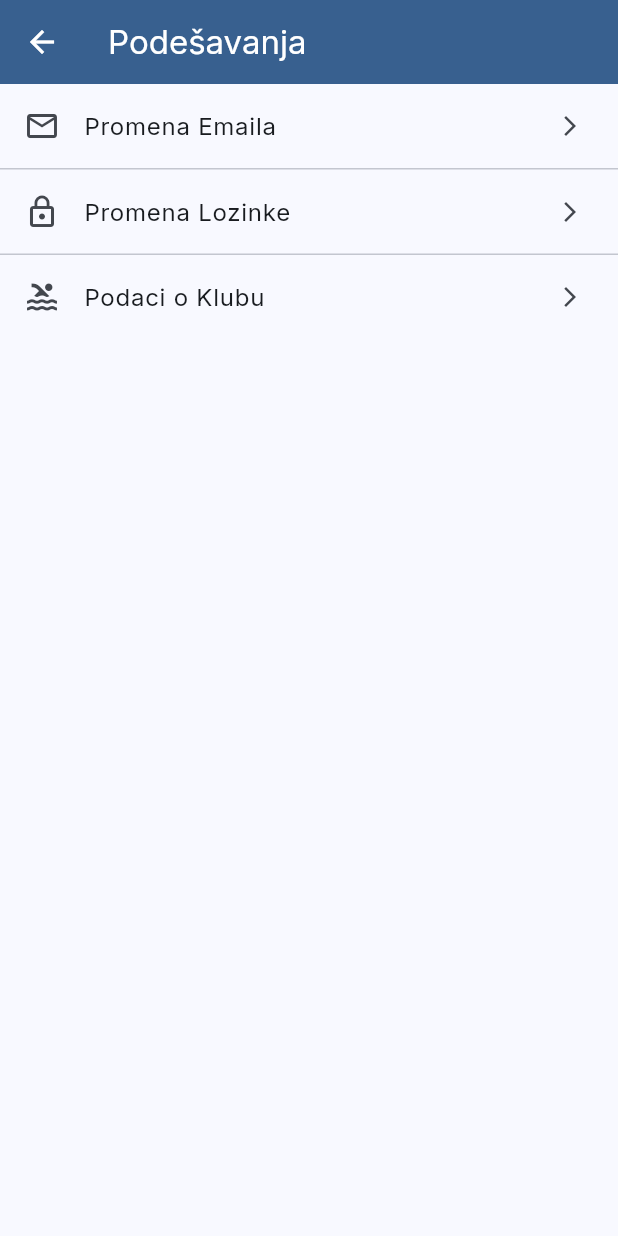
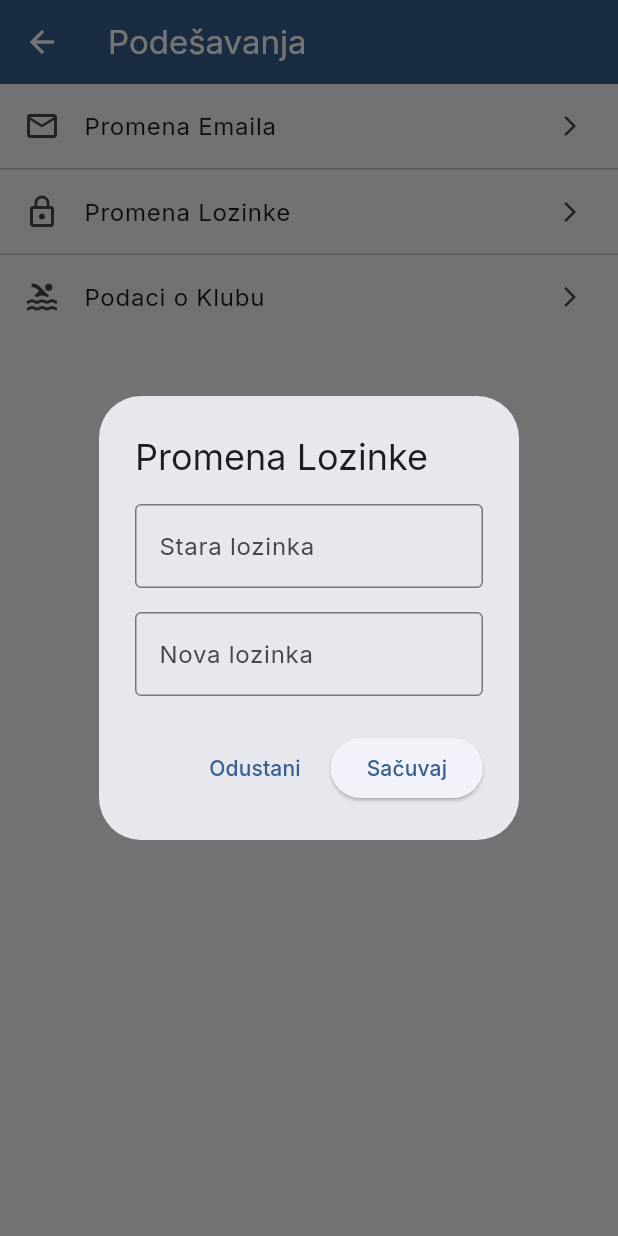
Before and after one commit to Nklrst/plivacki-klub-cms-app, a Flutter app: the SettingsScreen screen opened directly, after a tap on "Promena Lozinke", on a phone screen of 412 x 824 dp. Run offline on Flutter 3.47's test engine with Material 3 defaults, Android fonts, the phone set to English and light mode, and no system bars; our stand-ins replace dio, fl_chart, flutter_secure_storage, google_fonts; accounts and stored records are empty; network calls fail.

Commit message:
Refined Drawer UI and added Settings dialogs
Added Edit Club Name feature, Privacy/Terms placeholders, properly positioned Logout button, and created Change Password dialog UI.

```diff
--- a/frontend/lib/screens/owner/settings_screen.dart
+++ b/frontend/lib/screens/owner/settings_screen.dart
@@ -18,7 +18,9 @@ class SettingsScreen extends StatelessWidget {
             title: const Text('Promena Emaila'),
             trailing: const Icon(Icons.arrow_forward_ios, size: 16),
             onTap: () {
-              // TODO: navigate to Change Email screen
+              ScaffoldMessenger.of(
+                context,
+              ).showSnackBar(const SnackBar(content: Text('Uskoro!')));
             },
           ),
           const Divider(height: 1),
@@ -26,9 +28,7 @@ class SettingsScreen extends StatelessWidget {
             leading: const Icon(Icons.lock_outline),
             title: const Text('Promena Lozinke'),
             trailing: const Icon(Icons.arrow_forward_ios, size: 16),
-            onTap: () {
-              // TODO: navigate to Change Password screen
-            },
+            onTap: () => _showChangePasswordDialog(context),
           ),
           const Divider(height: 1),
           ListTile(
@@ -36,11 +36,65 @@ class SettingsScreen extends StatelessWidget {
             title: const Text('Podaci o Klubu'),
             trailing: const Icon(Icons.arrow_forward_ios, size: 16),
             onTap: () {
-              // TODO: navigate to Club Info screen
+              ScaffoldMessenger.of(
+                context,
+              ).showSnackBar(const SnackBar(content: Text('Uskoro!')));
             },
           ),
         ],
       ),
     );
   }
+
+  void _showChangePasswordDialog(BuildContext context) {
+    final oldPasswordController = TextEditingController();
+    final newPasswordController = TextEditingController();
+
+    showDialog(
+      context: context,
+      builder: (ctx) => AlertDialog(
+        title: const Text('Promena Lozinke'),
+        content: Column(
+          mainAxisSize: MainAxisSize.min,
+          children: [
+            TextField(
+              controller: oldPasswordController,
+              obscureText: true,
+              decoration: const InputDecoration(
+                labelText: 'Stara lozinka',
+                border: OutlineInputBorder(),
+              ),
+            ),
+            const SizedBox(height: 16),
+            TextField(
+              controller: newPasswordController,
+              obscureText: true,
+              decoration: const InputDecoration(
+                labelText: 'Nova lozinka',
+                border: OutlineInputBorder(),
+              ),
+            ),
+          ],
+        ),
+        actions: [
+          TextButton(
+            onPressed: () => Navigator.of(ctx).pop(),
+            child: const Text('Odustani'),
+          ),
+          ElevatedButton(
+            onPressed: () {
+              // TODO: Wire to backend PUT /users/me/password or similar route
+              // final oldPw = oldPasswordController.text;
+              // final newPw = newPasswordController.text;
+              Navigator.of(ctx).pop();
+              ScaffoldMessenger.of(context).showSnackBar(
+                const SnackBar(content: Text('Lozinka promenjena.')),
+              );
+            },
+            child: const Text('Sačuvaj'),
+          ),
+        ],
+      ),
+    );
+  }
 }
```
Also changed, not shown: frontend/lib/screens/owner_dashboard.dart (+72 -3 lines).
